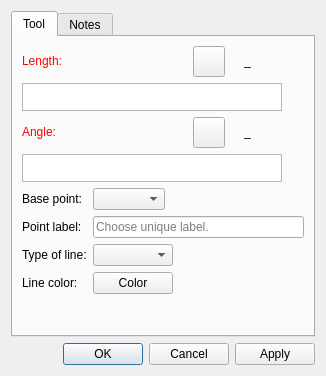
Above: src/libs/vtools/dialogs/tools/dialogendline.ui from equinox-patterns/Ostara before the change. Below: the same form after it.
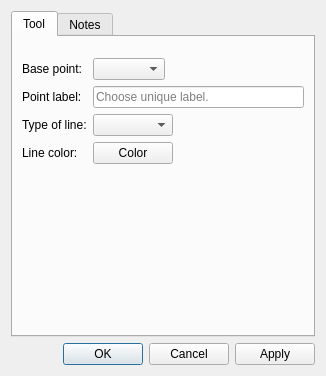
That is the form after the change. Icons and pictures are not drawn. Custom widgets are drawn as their Qt base class.

Commit message: Étape 0b — FormulaInputWidget : factorisation des champs formule dans 20 dialogues

The edit to the form file:
```diff
--- a/src/libs/vtools/dialogs/tools/dialogendline.ui
+++ b/src/libs/vtools/dialogs/tools/dialogendline.ui
@@ -38,395 +38,10 @@
       </attribute>
       <layout class="QVBoxLayout" name="verticalLayout">
        <item>
-        <layout class="QHBoxLayout" name="horizontalLayout">
-         <item alignment="Qt::AlignLeft">
-          <widget class="QLabel" name="labelEditFormula">
-           <property name="sizePolicy">
-            <sizepolicy hsizetype="Fixed" vsizetype="Fixed">
-             <horstretch>0</horstretch>
-             <verstretch>0</verstretch>
-            </sizepolicy>
-           </property>
-           <property name="palette">
-            <palette>
-             <active>
-              <colorrole role="WindowText">
-               <brush brushstyle="SolidPattern">
-                <color alpha="255">
-                 <red>255</red>
-                 <green>0</green>
-                 <blue>0</blue>
-                </color>
-               </brush>
-              </colorrole>
-             </active>
-             <inactive>
-              <colorrole role="WindowText">
-               <brush brushstyle="SolidPattern">
-                <color alpha="255">
-                 <red>255</red>
-                 <green>0</green>
-                 <blue>0</blue>
-                </color>
-               </brush>
-              </colorrole>
-             </inactive>
-             <disabled>
-              <colorrole role="WindowText">
-               <brush brushstyle="SolidPattern">
-                <color alpha="255">
-                 <red>159</red>
-                 <green>158</green>
-                 <blue>158</blue>
-                </color>
-               </brush>
-              </colorrole>
-             </disabled>
-            </palette>
-           </property>
-           <property name="text">
-            <string>Length:</string>
-           </property>
-          </widget>
-         </item>
-         <item>
-          <spacer name="horizontalSpacer">
-           <property name="orientation">
-            <enum>Qt::Horizontal</enum>
-           </property>
-           <property name="sizeType">
-            <enum>QSizePolicy::Expanding</enum>
-           </property>
-           <property name="sizeHint" stdset="0">
-            <size>
-             <width>40</width>
-             <height>20</height>
-            </size>
-           </property>
-          </spacer>
-         </item>
-         <item alignment="Qt::AlignRight">
-          <widget class="QToolButton" name="toolButtonExprLength">
-           <property name="sizePolicy">
-            <sizepolicy hsizetype="Fixed" vsizetype="Fixed">
-             <horstretch>0</horstretch>
-             <verstretch>0</verstretch>
-            </sizepolicy>
-           </property>
-           <property name="toolTip">
-            <string>Formula wizard</string>
-           </property>
-           <property name="text">
-            <string notr="true"/>
-           </property>
-           <property name="icon">
-            <iconset resource="../../../vmisc/share/resources/icon.qrc">
-             <normaloff>:/icon/light/24x24/fx.png</normaloff>:/icon/light/24x24/fx.png</iconset>
-           </property>
-           <property name="iconSize">
-            <size>
-             <width>24</width>
-             <height>24</height>
-            </size>
-           </property>
-          </widget>
-         </item>
-         <item alignment="Qt::AlignRight">
-          <widget class="QLabel" name="label_4">
-           <property name="sizePolicy">
-            <sizepolicy hsizetype="Fixed" vsizetype="Fixed">
-             <horstretch>0</horstretch>
-             <verstretch>0</verstretch>
-            </sizepolicy>
-           </property>
-           <property name="text">
-            <string/>
-           </property>
-           <property name="pixmap">
-            <pixmap resource="../../../vmisc/share/resources/icon.qrc">:/icon/light/24x24/equal.png</pixmap>
-           </property>
-          </widget>
-         </item>
-         <item alignment="Qt::AlignRight">
-          <widget class="QLabel" name="labelResultCalculation">
-           <property name="sizePolicy">
-            <sizepolicy hsizetype="Fixed" vsizetype="Fixed">
-             <horstretch>0</horstretch>
-             <verstretch>0</verstretch>
-            </sizepolicy>
-           </property>
-           <property name="minimumSize">
-            <size>
-             <width>60</width>
-             <height>0</height>
-            </size>
-           </property>
-           <property name="toolTip">
-            <string>Value</string>
-           </property>
-           <property name="text">
-            <string notr="true">_</string>
-           </property>
-          </widget>
-         </item>
-        </layout>
+        <widget class="QWidget" name="formulaLengthPlaceholder" native="true"/>
        </item>
        <item>
-        <layout class="QHBoxLayout" name="horizontalLayout_8">
-         <item>
-          <widget class="VPlainTextEdit" name="plainTextEditFormula">
-           <property name="sizePolicy">
-            <sizepolicy hsizetype="Expanding" vsizetype="Preferred">
-             <horstretch>0</horstretch>
-             <verstretch>0</verstretch>
-            </sizepolicy>
-           </property>
-           <property name="maximumSize">
-            <size>
-             <width>16777215</width>
-             <height>28</height>
-            </size>
-           </property>
-           <property name="baseSize">
-            <size>
-             <width>4</width>
-             <height>0</height>
-            </size>
-           </property>
-           <property name="toolTip">
-            <string>Calculation</string>
-           </property>
-           <property name="tabChangesFocus">
-            <bool>true</bool>
-           </property>
-           <property name="lineWrapMode">
-            <enum>QPlainTextEdit::NoWrap</enum>
-           </property>
-          </widget>
-         </item>
-         <item>
-          <widget class="QPushButton" name="pushButtonGrowLength">
-           <property name="maximumSize">
-            <size>
-             <width>16</width>
-             <height>16</height>
-            </size>
-           </property>
-           <property name="toolTip">
-            <string>&lt;html&gt;&lt;head/&gt;&lt;body&gt;&lt;p&gt;Show full calculation in message box&lt;/p&gt;&lt;/body&gt;&lt;/html&gt;</string>
-           </property>
-           <property name="text">
-            <string notr="true"/>
-           </property>
-           <property name="icon">
-            <iconset theme="go-down"/>
-           </property>
-           <property name="iconSize">
-            <size>
-             <width>16</width>
-             <height>16</height>
-            </size>
-           </property>
-           <property name="flat">
-            <bool>true</bool>
-           </property>
-          </widget>
-         </item>
-        </layout>
-       </item>
-       <item>
-        <layout class="QHBoxLayout" name="horizontalLayout_9">
-         <item alignment="Qt::AlignLeft">
-          <widget class="QLabel" name="labelEditAngle">
-           <property name="sizePolicy">
-            <sizepolicy hsizetype="Fixed" vsizetype="Fixed">
-             <horstretch>0</horstretch>
-             <verstretch>0</verstretch>
-            </sizepolicy>
-           </property>
-           <property name="palette">
-            <palette>
-             <active>
-              <colorrole role="WindowText">
-               <brush brushstyle="SolidPattern">
-                <color alpha="255">
-                 <red>255</red>
-                 <green>0</green>
-                 <blue>0</blue>
-                </color>
-               </brush>
-              </colorrole>
-             </active>
-             <inactive>
-              <colorrole role="WindowText">
-               <brush brushstyle="SolidPattern">
-                <color alpha="255">
-                 <red>255</red>
-                 <green>0</green>
-                 <blue>0</blue>
-                </color>
-               </brush>
-              </colorrole>
-             </inactive>
-             <disabled>
-              <colorrole role="WindowText">
-               <brush brushstyle="SolidPattern">
-                <color alpha="255">
-                 <red>159</red>
-                 <green>158</green>
-                 <blue>158</blue>
-                </color>
-               </brush>
-              </colorrole>
-             </disabled>
-            </palette>
-           </property>
-           <property name="text">
-            <string>Angle:</string>
-           </property>
-          </widget>
-         </item>
-         <item>
-          <spacer name="horizontalSpacer_2">
-           <property name="orientation">
-            <enum>Qt::Horizontal</enum>
-           </property>
-           <property name="sizeHint" stdset="0">
-            <size>
-             <width>40</width>
-             <height>20</height>
-            </size>
-           </property>
-          </spacer>
-         </item>
-         <item alignment="Qt::AlignRight">
-          <widget class="QToolButton" name="toolButtonExprAngle">
-           <property name="sizePolicy">
-            <sizepolicy hsizetype="Fixed" vsizetype="Fixed">
-             <horstretch>0</horstretch>
-             <verstretch>0</verstretch>
-            </sizepolicy>
-           </property>
-           <property name="toolTip">
-            <string>Formula wizard</string>
-           </property>
-           <property name="text">
-            <string notr="true"/>
-           </property>
-           <property name="icon">
-            <iconset resource="../../../vmisc/share/resources/icon.qrc">
-             <normaloff>:/icon/light/24x24/fx.png</normaloff>:/icon/light/24x24/fx.png</iconset>
-           </property>
-           <property name="iconSize">
-            <size>
-             <width>24</width>
-             <height>24</height>
-            </size>
-           </property>
-          </widget>
-         </item>
-         <item alignment="Qt::AlignRight">
-          <widget class="QLabel" name="label_5">
-           <property name="sizePolicy">
-            <sizepolicy hsizetype="Fixed" vsizetype="Fixed">
-             <horstretch>0</horstretch>
-             <verstretch>0</verstretch>
-            </sizepolicy>
-           </property>
-           <property name="text">
-            <string/>
-           </property>
-           <property name="pixmap">
-            <pixmap resource="../../../vmisc/share/resources/icon.qrc">:/icon/light/24x24/equal.png</pixmap>
-           </property>
-          </widget>
-         </item>
-         <item alignment="Qt::AlignRight">
-          <widget class="QLabel" name="labelResultCalculationAngle">
-           <property name="sizePolicy">
-            <sizepolicy hsizetype="Fixed" vsizetype="Fixed">
-             <horstretch>0</horstretch>
-             <verstretch>0</verstretch>
-            </sizepolicy>
-           </property>
-           <property name="minimumSize">
-            <size>
-             <width>60</width>
-             <height>0</height>
-            </size>
-           </property>
-           <property name="toolTip">
-            <string>Value</string>
-           </property>
-           <property name="text">
-            <string notr="true">_</string>
-           </property>
-          </widget>
-         </item>
-        </layout>
-       </item>
-       <item>
-        <layout class="QHBoxLayout" name="horizontalLayout_10">
-         <item>
-          <widget class="VPlainTextEdit" name="plainTextEditAngle">
-           <property name="sizePolicy">
-            <sizepolicy hsizetype="Expanding" vsizetype="Preferred">
-             <horstretch>0</horstretch>
-             <verstretch>0</verstretch>
-            </sizepolicy>
-           </property>
-           <property name="maximumSize">
-            <size>
-             <width>16777215</width>
-             <height>28</height>
-            </size>
-           </property>
-           <property name="baseSize">
-            <size>
-             <width>4</width>
-             <height>0</height>
-            </size>
-           </property>
-           <property name="toolTip">
-            <string>Calculation</string>
-           </property>
-           <property name="tabChangesFocus">
-            <bool>true</bool>
-           </property>
-           <property name="lineWrapMode">
-            <enum>QPlainTextEdit::NoWrap</enum>
-           </property>
-          </widget>
-         </item>
-         <item>
-          <widget class="QPushButton" name="pushButtonGrowLengthAngle">
-           <property name="maximumSize">
-            <size>
-             <width>16</width>
-             <height>16</height>
-            </size>
-           </property>
-           <property name="toolTip">
-            <string>&lt;html&gt;&lt;head/&gt;&lt;body&gt;&lt;p&gt;Show full calculation in message box&lt;/p&gt;&lt;/body&gt;&lt;/html&gt;</string>
-           </property>
-           <property name="text">
-            <string notr="true"/>
-           </property>
-           <property name="icon">
-            <iconset theme="go-down"/>
-           </property>
-           <property name="iconSize">
-            <size>
-             <width>16</width>
-             <height>16</height>
-            </size>
-           </property>
-           <property name="flat">
-            <bool>true</bool>
-           </property>
-          </widget>
-         </item>
-        </layout>
+        <widget class="QWidget" name="formulaAnglePlaceholder" native="true"/>
        </item>
        <item>
         <layout class="QFormLayout" name="formLayout">
```
Left out of the diff: 4 changed lines with no effect on the pictures. The commit also changes 59 other files.
